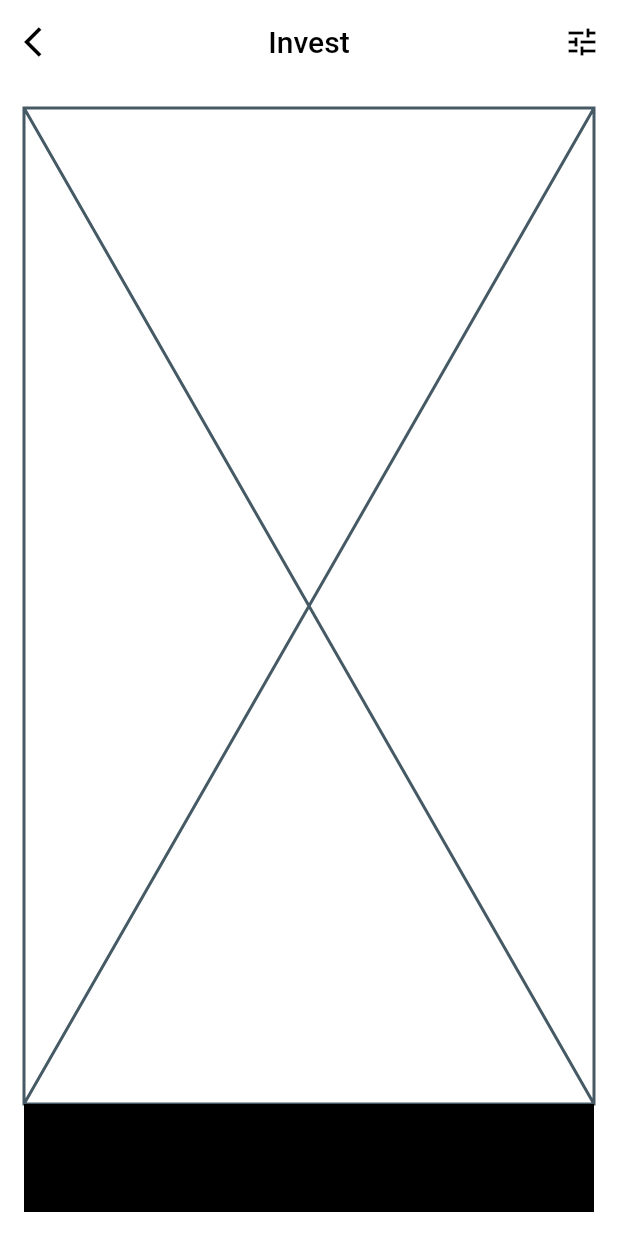
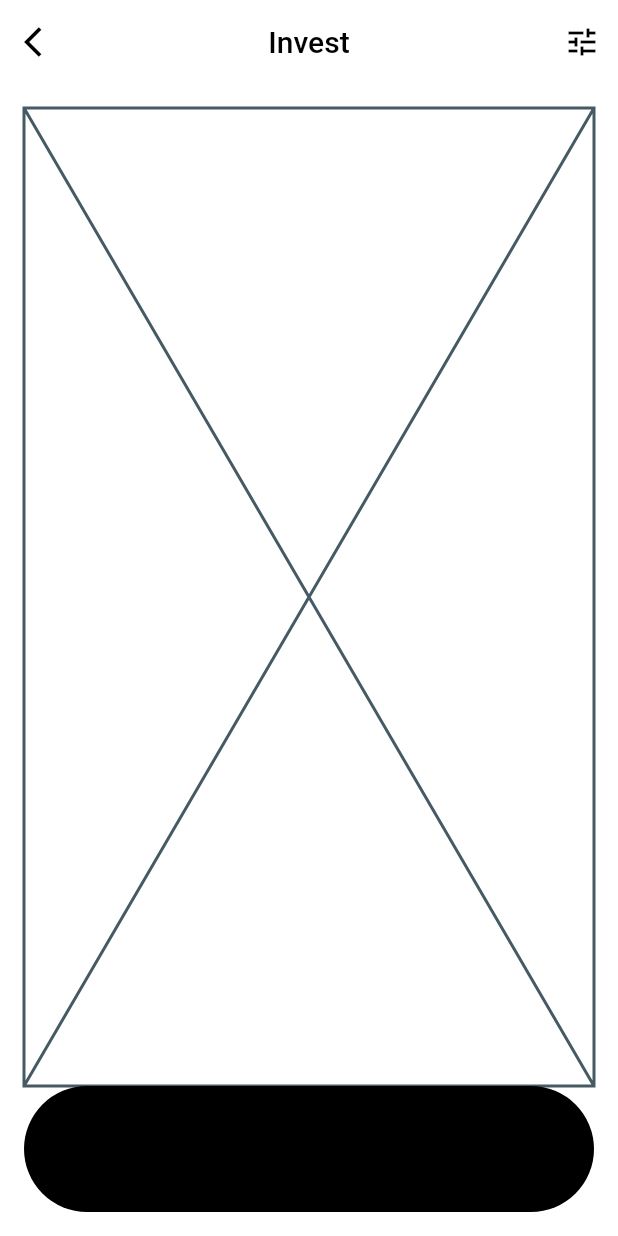
Before and after one commit to JAICHANGPARK/flutter_notebook_19th_story, a Flutter app: the screen it shows after launch, on a phone screen of 412 x 824 dp. Run offline on Flutter 3.47's test engine with Material 2 defaults, Android fonts, the phone set to English and light mode, and no system bars; our stand-ins replace cached_network_image, countup, fl_chart, flutter_riverpod, freezed_annotation, smooth_page_indicator and 1 more.

Commit message:
Update crypto_invest_page.dart

```diff
--- a/lib/ep1121_crypto_analysis_app/src/ui/crypto_invest_page.dart
+++ b/lib/ep1121_crypto_analysis_app/src/ui/crypto_invest_page.dart
@@ -24,22 +24,22 @@ class _CryptoInvestPageState extends State<CryptoInvestPage> {
             icon: Icon(Icons.tune),
           ),
         ],
-        leading: IconButton(onPressed: (){},
-        icon: Icon(Icons.arrow_back_ios),),
+        leading: IconButton(
+          onPressed: () {},
+          icon: Icon(Icons.arrow_back_ios),
+        ),
       ),
-
       body: Padding(
         padding: const EdgeInsets.all(16.0),
         child: Column(
           children: [
             Expanded(child: Placeholder()),
             Container(
-              height: 72,
-
-              decoration: BoxDecoration(
-                color: Colors.black,
-              ),
-            )
+                height: 84,
+                decoration: ShapeDecoration(
+                  shape: StadiumBorder(),
+                  color: Colors.black,
+                ))
           ],
         ),
       ),
```
